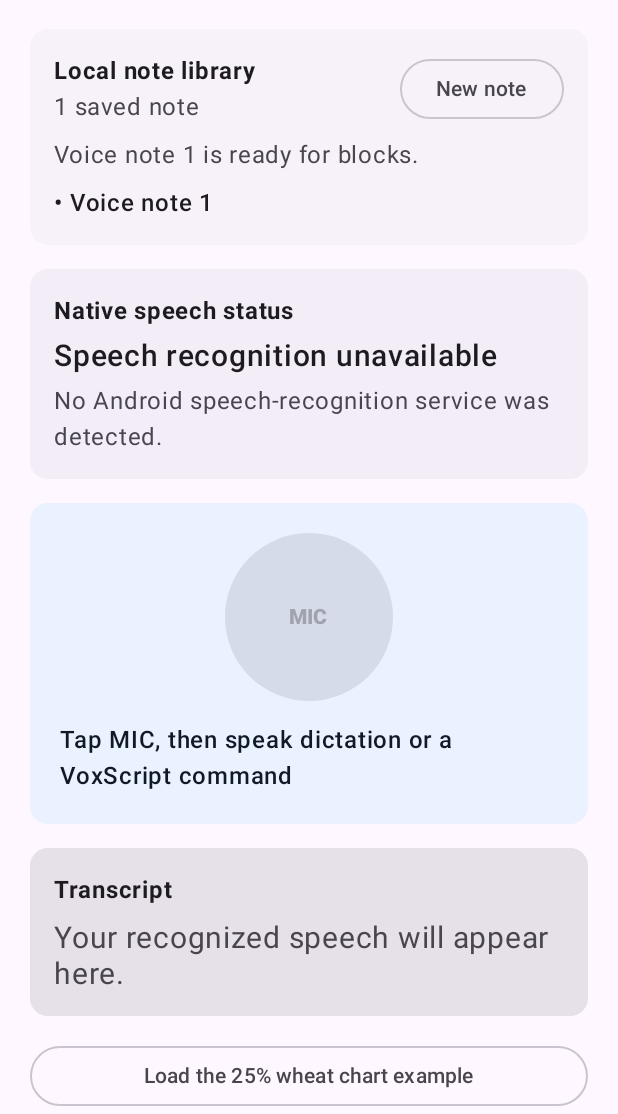
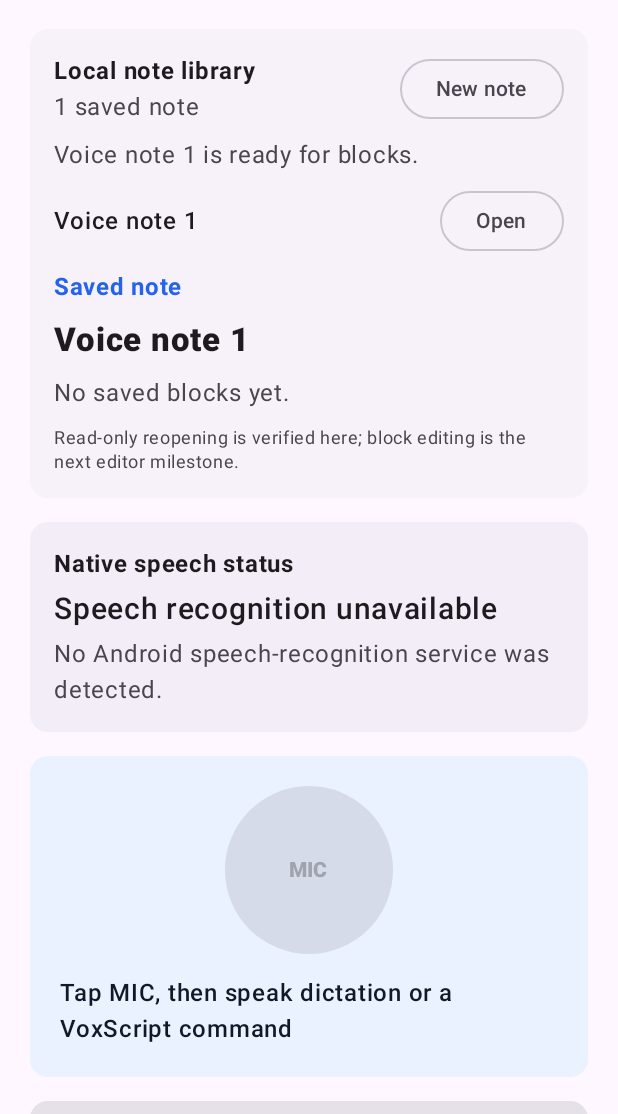
Before and after one commit to tejasthimmaiahkk-ui/VoxBoX, an Android app built with Jetpack Compose: the screen it shows after launch (MainActivity), after a tap on "New note", on a phone screen of 412 x 824 dp, the part 122-1236 px from its top. Run offline under Robolectric (Android 15) with nearby library versions, the light colour scheme and no system bars; our stand-ins replace Room's generated code.

Commit message:
feat: reopen saved note blocks

```diff
--- a/VoxBox/app/src/main/java/me/thimmaiah/voxbox/notes/NoteDao.kt
+++ b/VoxBox/app/src/main/java/me/thimmaiah/voxbox/notes/NoteDao.kt
@@ -11,6 +11,9 @@ import kotlinx.coroutines.flow.Flow
 interface NoteDao {
     @Query("SELECT * FROM notes ORDER BY updatedAt DESC")
     fun observeNotes(): Flow<List<NoteEntity>>
+
+    @Query("SELECT * FROM note_blocks WHERE noteId = :noteId ORDER BY position ASC")
+    fun observeBlocks(noteId: String): Flow<List<NoteBlockEntity>>
 
     @Insert(onConflict = OnConflictStrategy.ABORT)
     suspend fun insertNote(note: NoteEntity)
--- a/VoxBox/app/src/main/java/me/thimmaiah/voxbox/notes/NoteLibraryViewModel.kt
+++ b/VoxBox/app/src/main/java/me/thimmaiah/voxbox/notes/NoteLibraryViewModel.kt
@@ -7,15 +7,22 @@ import kotlinx.coroutines.flow.MutableStateFlow
 import kotlinx.coroutines.flow.StateFlow
 import kotlinx.coroutines.flow.asStateFlow
 import kotlinx.coroutines.flow.collectLatest
+import kotlinx.coroutines.flow.distinctUntilChanged
+import kotlinx.coroutines.flow.flatMapLatest
+import kotlinx.coroutines.flow.flowOf
+import kotlinx.coroutines.flow.map
 import kotlinx.coroutines.launch
+import kotlinx.coroutines.ExperimentalCoroutinesApi
 import me.thimmaiah.voxbox.voxscript.VoxScriptResult
 
 data class NoteLibraryUiState(
     val notes: List<NoteEntity> = emptyList(),
     val activeNoteId: String? = null,
+    val activeBlocks: List<NoteBlockEntity> = emptyList(),
     val status: String = "Create a note to save structured speech.",
 )
 
+@OptIn(ExperimentalCoroutinesApi::class)
 class NoteLibraryViewModel(application: Application) : AndroidViewModel(application) {
     private val repository = RoomNoteRepository(NoteDatabase.get(application).noteDao())
     private val _uiState = MutableStateFlow(NoteLibraryUiState())
@@ -27,6 +34,17 @@ class NoteLibraryViewModel(application: Application) : AndroidViewModel(applicat
                 _uiState.value = _uiState.value.copy(notes = notes)
             }
         }
+        viewModelScope.launch {
+            _uiState
+                .map { it.activeNoteId }
+                .distinctUntilChanged()
+                .flatMapLatest { noteId ->
+                    if (noteId == null) flowOf(emptyList()) else repository.observeBlocks(noteId)
+                }
+                .collectLatest { blocks ->
+                    _uiState.value = _uiState.value.copy(activeBlocks = blocks)
+                }
+        }
     }
 
     fun createNote() {
@@ -37,6 +55,14 @@ class NoteLibraryViewModel(application: Application) : AndroidViewModel(applicat
                 status = "${note.title} is ready for blocks.",
             )
         }
+    }
+
+    fun openNote(noteId: String) {
+        val note = _uiState.value.notes.firstOrNull { it.id == noteId } ?: return
+        _uiState.value = _uiState.value.copy(
+            activeNoteId = note.id,
+            status = "Opened ${note.title}. Saved blocks are read-only in this milestone.",
+        )
     }
 
     fun savePreview(result: VoxScriptResult) {
--- a/VoxBox/app/src/main/java/me/thimmaiah/voxbox/notes/NoteRepository.kt
+++ b/VoxBox/app/src/main/java/me/thimmaiah/voxbox/notes/NoteRepository.kt
@@ -5,6 +5,7 @@ import java.util.UUID
 
 interface NoteRepository {
     fun observeNotes(): Flow<List<NoteEntity>>
+    fun observeBlocks(noteId: String): Flow<List<NoteBlockEntity>>
     suspend fun createNote(title: String): NoteEntity
     suspend fun appendBlock(noteId: String, block: NewNoteBlock)
 }
@@ -14,6 +15,8 @@ class RoomNoteRepository(
     private val clock: () -> Long = System::currentTimeMillis,
 ) : NoteRepository {
     override fun observeNotes(): Flow<List<NoteEntity>> = dao.observeNotes()
+
+    override fun observeBlocks(noteId: String): Flow<List<NoteBlockEntity>> = dao.observeBlocks(noteId)
 
     override suspend fun createNote(title: String): NoteEntity {
         val now = clock()
--- a/VoxBox/app/src/main/java/me/thimmaiah/voxbox/ui/VoxBoxScreen.kt
+++ b/VoxBox/app/src/main/java/me/thimmaiah/voxbox/ui/VoxBoxScreen.kt
@@ -50,6 +50,9 @@ import me.thimmaiah.voxbox.speech.VoiceCaptureUiState
 import me.thimmaiah.voxbox.speech.VoiceCaptureViewModel
 import me.thimmaiah.voxbox.notes.NoteLibraryUiState
 import me.thimmaiah.voxbox.notes.NoteLibraryViewModel
+import me.thimmaiah.voxbox.notes.NoteBlockEntity
+import me.thimmaiah.voxbox.notes.ReadOnlyNoteBlock
+import me.thimmaiah.voxbox.notes.toReadOnlyBlockOrNull
 import me.thimmaiah.voxbox.voxscript.VoxScriptResult
 
 private val VoxBlue = Color(0xFF2563EB)
@@ -87,6 +90,7 @@ fun VoxBoxScreen(viewModel: VoiceCaptureViewModel = viewModel()) {
             NoteLibraryCard(
                 state = noteLibraryState,
                 onCreateNote = noteLibraryViewModel::createNote,
+                onOpenNote = noteLibraryViewModel::openNote,
             )
             PermissionAndRecognizerCard(state)
             CaptureCard(
@@ -131,6 +135,7 @@ fun VoxBoxScreen(viewModel: VoiceCaptureViewModel = viewModel()) {
 private fun NoteLibraryCard(
     state: NoteLibraryUiState,
     onCreateNote: () -> Unit,
+    onOpenNote: (String) -> Unit,
 ) {
     Card(colors = CardDefaults.cardColors(containerColor = MaterialTheme.colorScheme.surfaceContainerLow)) {
         Column(Modifier.padding(16.dp), verticalArrangement = Arrangement.spacedBy(8.dp)) {
@@ -152,9 +157,56 @@ private fun NoteLibraryCard(
             }
             Text(state.status, color = MaterialTheme.colorScheme.onSurfaceVariant)
             state.notes.take(3).forEach { note ->
-                Text("• ${note.title}", fontWeight = FontWeight.Medium)
+                Row(
+                    modifier = Modifier.fillMaxWidth(),
+                    horizontalArrangement = Arrangement.SpaceBetween,
+                    verticalAlignment = Alignment.CenterVertically,
+                ) {
+                    Text(note.title, fontWeight = FontWeight.Medium)
+                    OutlinedButton(onClick = { onOpenNote(note.id) }) {
+                        Text("Open")
+                    }
+                }
+            }
+            val activeNote = state.notes.firstOrNull { it.id == state.activeNoteId }
+            if (activeNote != null) {
+                SavedNoteDetail(activeNote.title, state.activeBlocks)
             }
         }
+    }
+}
+
+@Composable
+private fun SavedNoteDetail(title: String, blocks: List<NoteBlockEntity>) {
+    Column(verticalArrangement = Arrangement.spacedBy(10.dp)) {
+        Text("Saved note", color = VoxBlue, fontWeight = FontWeight.Bold)
+        Text(title, fontSize = 22.sp, fontWeight = FontWeight.Black)
+        if (blocks.isEmpty()) {
+            Text("No saved blocks yet.", color = MaterialTheme.colorScheme.onSurfaceVariant)
+        } else {
+            blocks.forEach { block ->
+                ReadOnlyBlock(block.toReadOnlyBlockOrNull(), block.position)
+            }
+        }
+        Text(
+            "Read-only reopening is verified here; block editing is the next editor milestone.",
+            style = MaterialTheme.typography.bodySmall,
+            color = MaterialTheme.colorScheme.onSurfaceVariant,
+        )
+    }
+}
+
+@Composable
+private fun ReadOnlyBlock(block: ReadOnlyNoteBlock?, position: Int) {
+    when (block) {
+        is ReadOnlyNoteBlock.Paragraph -> Text(block.text)
+        is ReadOnlyNoteBlock.Heading -> Text(block.text, fontSize = 28.sp, fontWeight = FontWeight.Black)
+        is ReadOnlyNoteBlock.BulletPoint -> Text("• ${block.text}", fontSize = 20.sp)
+        is ReadOnlyNoteBlock.PieChart -> PieChartVisual(block.percentage, block.color, block.label)
+        null -> Text(
+            "Saved block ${position + 1} cannot be displayed because its data is incomplete.",
+            color = MaterialTheme.colorScheme.error,
+        )
     }
 }
 
@@ -313,7 +365,12 @@ private fun StructuredPreview(result: VoxScriptResult) {
 
 @Composable
 private fun PieChartPreview(result: VoxScriptResult.PieChart) {
-    val sliceColor = namedColor(result.color)
+    PieChartVisual(result.percentage, result.color, result.label)
+}
+
+@Composable
+private fun PieChartVisual(percentage: Int, colorName: String, label: String) {
+    val sliceColor = namedColor(colorName)
     Row(
         verticalAlignment = Alignment.CenterVertically,
         horizontalArrangement = Arrangement.spacedBy(20.dp),
@@ -329,16 +386,16 @@ private fun PieChartPreview(result: VoxScriptResult.PieChart) {
                 drawArc(
                     color = sliceColor,
                     startAngle = -90f,
-                    sweepAngle = 360f * result.percentage / 100f,
+                    sweepAngle = 360f * percentage / 100f,
                     useCenter = true,
                 )
                 drawCircle(Color(0xFF9CA3AF), style = Stroke(width = 2.dp.toPx()))
             }
         }
         Column {
-            Text(result.label.replaceFirstChar { it.titlecase() }, fontSize = 24.sp, fontWeight = FontWeight.Bold)
-            Text("${result.percentage}%", fontSize = 34.sp, fontWeight = FontWeight.Black, color = sliceColor)
-            Text("${result.color} • remainder white", color = MaterialTheme.colorScheme.onSurfaceVariant)
+            Text(label.replaceFirstChar { it.titlecase() }, fontSize = 24.sp, fontWeight = FontWeight.Bold)
+            Text("${percentage}%", fontSize = 34.sp, fontWeight = FontWeight.Black, color = sliceColor)
+            Text("${colorName} • remainder white", color = MaterialTheme.colorScheme.onSurfaceVariant)
         }
     }
 }
```
Also changed, not shown: VoxBox/app/src/main/java/me/thimmaiah/voxbox/notes/NoteBlockDisplay.kt (added, +25 -0 lines), 9 other files.
